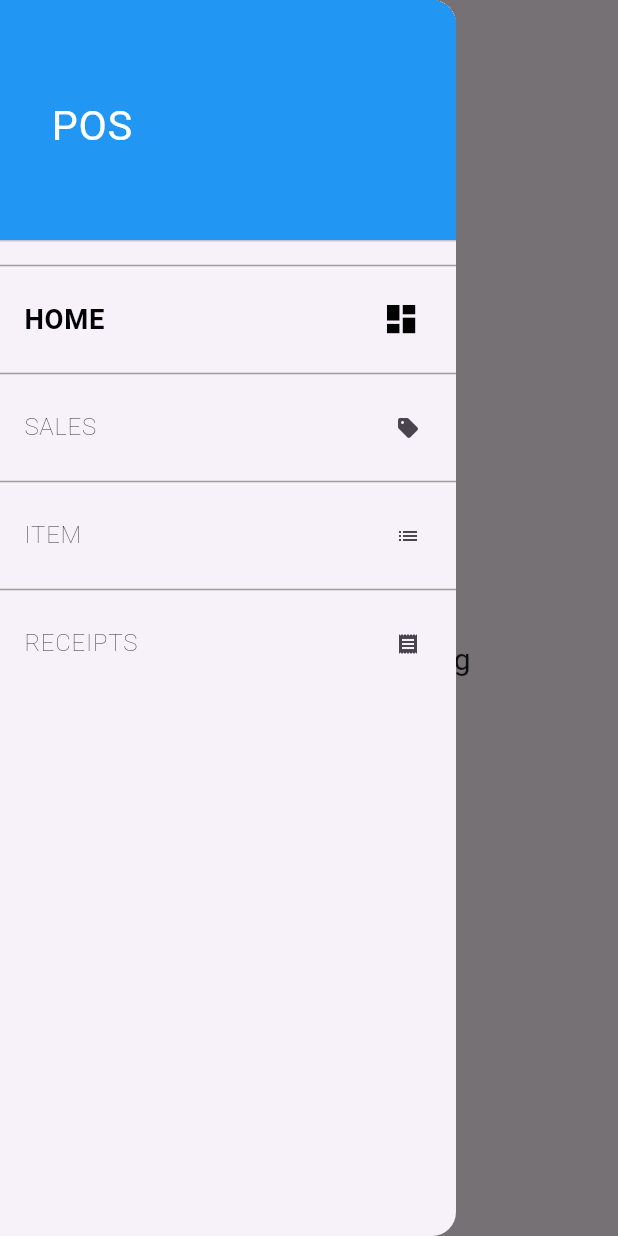
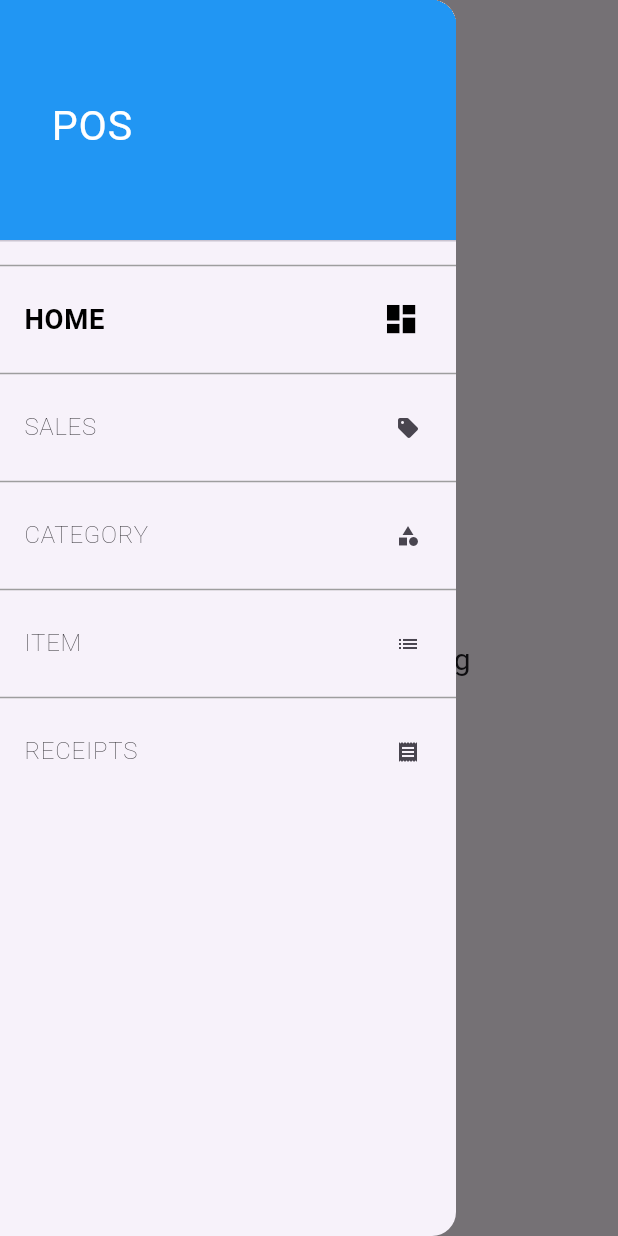
Before and after one commit to refayet21/pos, a Flutter app: the screen it shows after launch, with the side drawer open, on a phone screen of 412 x 824 dp. Run offline on Flutter 3.47's test engine with Material 3 defaults, Android fonts, the phone set to English and light mode, and no system bars; our stand-ins replace cloud_firestore, firebase_core, flutter_screenutil, get; accounts and stored records are empty.

Commit message:
category added

```diff
--- a/lib/infrastructure/navigation/bindings/controllers/controllers_bindings.dart
+++ b/lib/infrastructure/navigation/bindings/controllers/controllers_bindings.dart
@@ -1,3 +1,4 @@
+export 'package:loyverspos/infrastructure/navigation/bindings/controllers/category.controller.binding.dart';
 export 'package:loyverspos/infrastructure/navigation/bindings/controllers/home.controller.binding.dart';
 export 'package:loyverspos/infrastructure/navigation/bindings/controllers/item.controller.binding.dart';
 export 'package:loyverspos/infrastructure/navigation/bindings/controllers/receipts.controller.binding.dart';
--- a/lib/infrastructure/navigation/navigation.dart
+++ b/lib/infrastructure/navigation/navigation.dart
@@ -46,5 +46,10 @@ class Nav {
       page: () => const ReceiptsScreen(),
       binding: ReceiptsControllerBinding(),
     ),
+    GetPage(
+      name: Routes.CATEGORY,
+      page: () => const CategoryScreen(),
+      binding: CategoryControllerBinding(),
+    ),
   ];
 }
--- a/lib/infrastructure/navigation/routes.dart
+++ b/lib/infrastructure/navigation/routes.dart
@@ -6,6 +6,7 @@ class Routes {
 
   static const HOME = '/home';
   static const ITEM = '/item';
+  static const RECEIPTS = '/receipts';
   static const SALES = '/sales';
-  static const RECEIPTS = '/receipts';
+  static const CATEGORY = '/category';
 }
--- a/lib/presentation/screens.dart
+++ b/lib/presentation/screens.dart
@@ -1,3 +1,4 @@
+export 'package:loyverspos/presentation/category/category.screen.dart';
 export 'package:loyverspos/presentation/home/home.screen.dart';
 export 'package:loyverspos/presentation/item/item.screen.dart';
 export 'package:loyverspos/presentation/receipts/receipts.screen.dart';
--- a/lib/widgets/drawer.dart
+++ b/lib/widgets/drawer.dart
@@ -11,13 +11,11 @@ class AdminDrawer extends StatelessWidget {
     DrawerMenuItem(
         title: 'HOME', routeName: Routes.HOME, icon: Icons.dashboard),
     DrawerMenuItem(title: 'SALES', routeName: Routes.SALES, icon: Icons.sell),
+    DrawerMenuItem(
+        title: 'CATEGORY', routeName: Routes.CATEGORY, icon: Icons.category),
     DrawerMenuItem(title: 'ITEM', routeName: Routes.ITEM, icon: Icons.list),
     DrawerMenuItem(
         title: 'RECEIPTS', routeName: Routes.RECEIPTS, icon: Icons.receipt),
-
-    // DrawerMenuItem(
-    //   title: 'Version No',
-    // ),
   ];
   AdminDrawer({
     super.key,
```
Also changed, not shown: lib/infrastructure/navigation/bindings/controllers/category.controller.binding.dart (added, +12 -0 lines), lib/presentation/category/category.screen.dart (added, +26 -0 lines), lib/presentation/category/controllers/category.controller.dart (added, +23 -0 lines).
